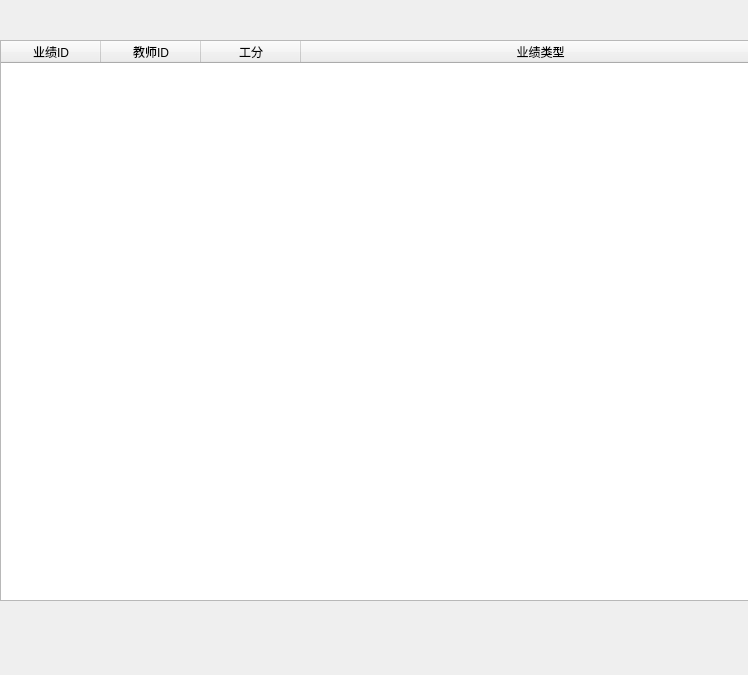
Qt form resources/ui/showPerforInfo.ui (holyswordZZQ/TPSES) before a commit.
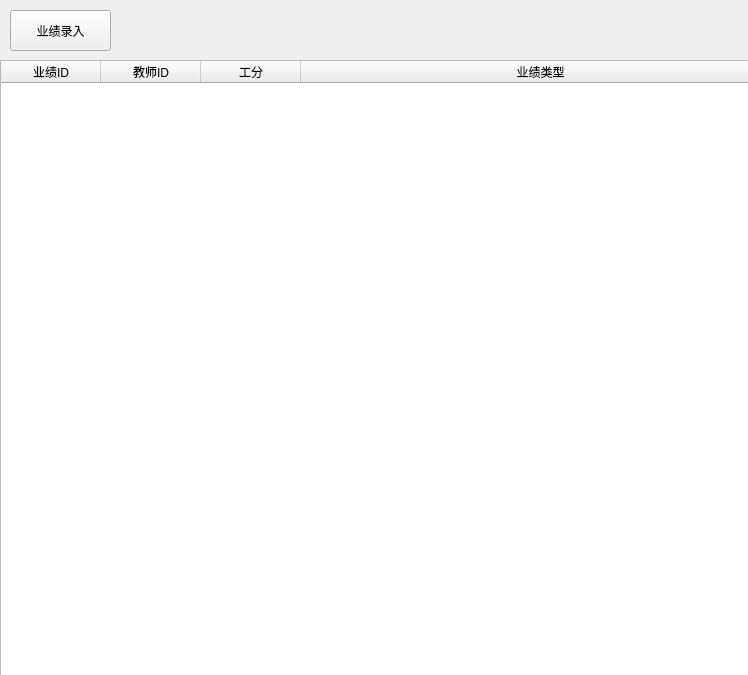
The same form after that commit.

Diff of the .ui file:
```diff
--- a/resources/ui/showPerforInfo.ui
+++ b/resources/ui/showPerforInfo.ui
@@ -17,9 +17,9 @@
    <property name="geometry">
     <rect>
      <x>0</x>
-     <y>40</y>
+     <y>60</y>
      <width>781</width>
-     <height>561</height>
+     <height>641</height>
     </rect>
    </property>
    <attribute name="horizontalHeaderStretchLastSection">
@@ -46,6 +46,19 @@
     </property>
    </column>
   </widget>
+  <widget class="QPushButton" name="addperforButton">
+   <property name="geometry">
+    <rect>
+     <x>10</x>
+     <y>10</y>
+     <width>101</width>
+     <height>41</height>
+    </rect>
+   </property>
+   <property name="text">
+    <string>业绩录入</string>
+   </property>
+  </widget>
  </widget>
  <resources/>
  <connections/>
```
